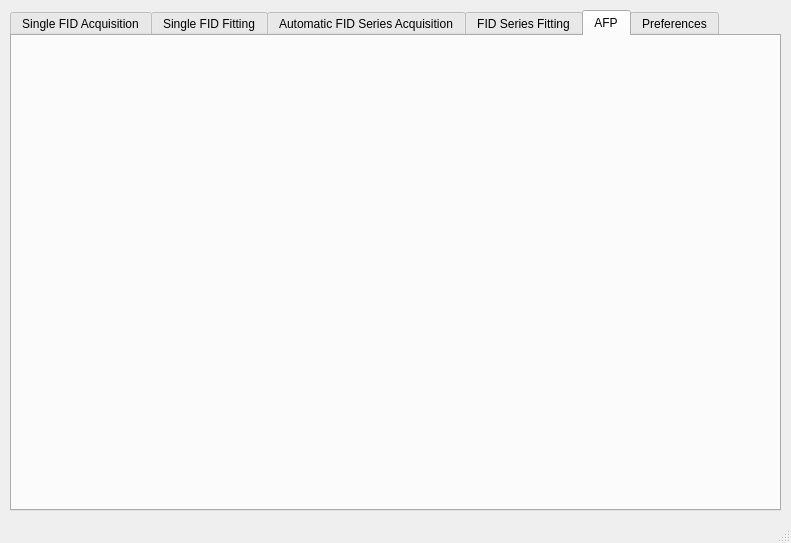
Qt form daq_ui.ui (isispolneut/flynn_nmr_control) before a commit.
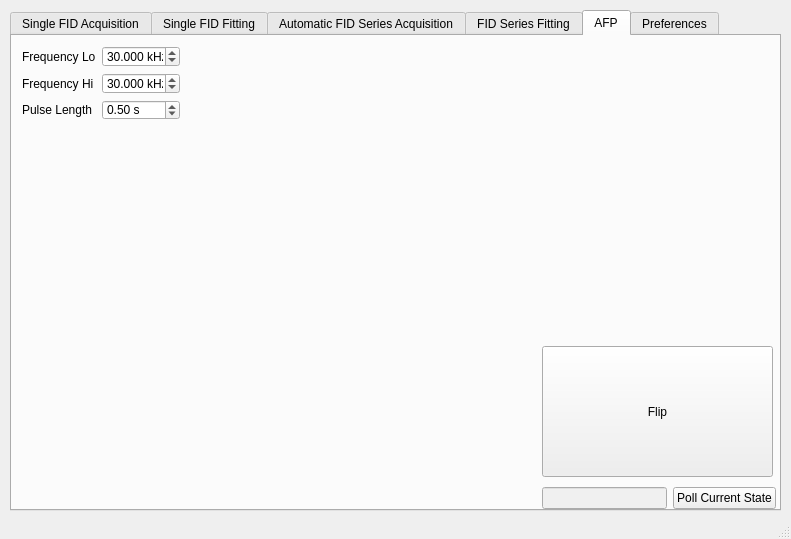
The same form after that commit. The open tabs and pages were chosen to show the change.

```diff
--- a/daq_ui.ui
+++ b/daq_ui.ui
@@ -7,7 +7,7 @@
     <x>0</x>
     <y>0</y>
     <width>791</width>
-    <height>543</height>
+    <height>539</height>
    </rect>
   </property>
   <property name="windowTitle">
@@ -1107,6 +1107,141 @@
      <attribute name="title">
       <string>AFP</string>
      </attribute>
+     <widget class="QPushButton" name="afp_flip_button">
+      <property name="geometry">
+       <rect>
+        <x>530</x>
+        <y>310</y>
+        <width>231</width>
+        <height>131</height>
+       </rect>
+      </property>
+      <property name="text">
+       <string>Flip</string>
+      </property>
+     </widget>
+     <widget class="QWidget" name="">
+      <property name="geometry">
+       <rect>
+        <x>530</x>
+        <y>450</y>
+        <width>234</width>
+        <height>25</height>
+       </rect>
+      </property>
+      <layout class="QHBoxLayout" name="horizontalLayout">
+       <item>
+        <widget class="QLineEdit" name="curr_state_edit">
+         <property name="enabled">
+          <bool>false</bool>
+         </property>
+         <property name="readOnly">
+          <bool>true</bool>
+         </property>
+        </widget>
+       </item>
+       <item>
+        <widget class="QPushButton" name="poll_state_button">
+         <property name="text">
+          <string>Poll Current State</string>
+         </property>
+        </widget>
+       </item>
+      </layout>
+     </widget>
+     <widget class="QWidget" name="">
+      <property name="geometry">
+       <rect>
+        <x>10</x>
+        <y>10</y>
+        <width>158</width>
+        <height>74</height>
+       </rect>
+      </property>
+      <layout class="QGridLayout" name="gridLayout_9">
+       <item row="0" column="0">
+        <widget class="QLabel" name="frequency_lower_label">
+         <property name="text">
+          <string>Frequency Lo</string>
+         </property>
+        </widget>
+       </item>
+       <item row="0" column="1">
+        <widget class="QDoubleSpinBox" name="frequency_lower_spin">
+         <property name="suffix">
+          <string> kHz</string>
+         </property>
+         <property name="decimals">
+          <number>3</number>
+         </property>
+         <property name="minimum">
+          <double>1.000000000000000</double>
+         </property>
+         <property name="maximum">
+          <double>100.000000000000000</double>
+         </property>
+         <property name="value">
+          <double>30.000000000000000</double>
+         </property>
+        </widget>
+       </item>
+       <item row="1" column="0">
+        <widget class="QLabel" name="frequency_higher_label">
+         <property name="text">
+          <string>Frequency Hi</string>
+         </property>
+        </widget>
+       </item>
+       <item row="1" column="1">
+        <widget class="QDoubleSpinBox" name="frequency_higher_spin">
+         <property name="suffix">
+          <string> kHz</string>
+         </property>
+         <property name="decimals">
+          <number>3</number>
+         </property>
+         <property name="minimum">
+          <double>1.000000000000000</double>
+         </property>
+         <property name="maximum">
+          <double>100.000000000000000</double>
+         </property>
+         <property name="value">
+          <double>30.000000000000000</double>
+         </property>
+        </widget>
+       </item>
+       <item row="2" column="0">
+        <widget class="QLabel" name="pulse_length_label">
+         <property name="text">
+          <string>Pulse Length</string>
+         </property>
+        </widget>
+       </item>
+       <item row="2" column="1">
+        <widget class="QDoubleSpinBox" name="pulse_length_spin">
+         <property name="suffix">
+          <string> s</string>
+         </property>
+         <property name="decimals">
+          <number>2</number>
+         </property>
+         <property name="minimum">
+          <double>0.010000000000000</double>
+         </property>
+         <property name="maximum">
+          <double>2.000000000000000</double>
+         </property>
+         <property name="singleStep">
+          <double>0.010000000000000</double>
+         </property>
+         <property name="value">
+          <double>0.500000000000000</double>
+         </property>
+        </widget>
+       </item>
+      </layout>
+     </widget>
     </widget>
     <widget class="QWidget" name="pref_tab">
      <attribute name="title">
```
Left out of the diff: 98 changed lines with no effect on the pictures.
